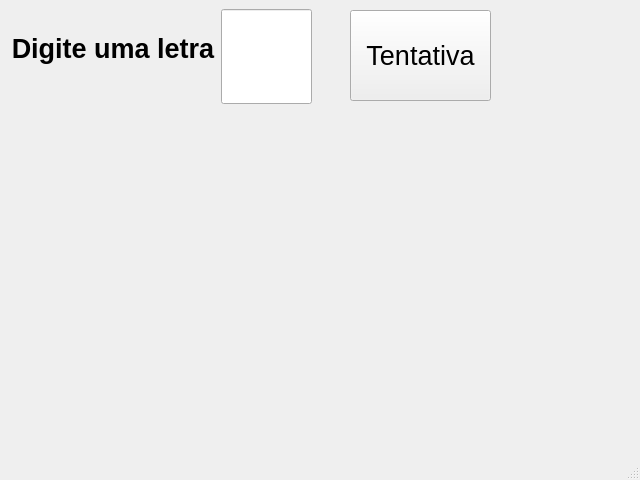
Before: the Qt Designer form sessao_07/hangman/ui/window.ui in mariodac/curso-python-basico-ao-avancado, drawn with Qt 5.
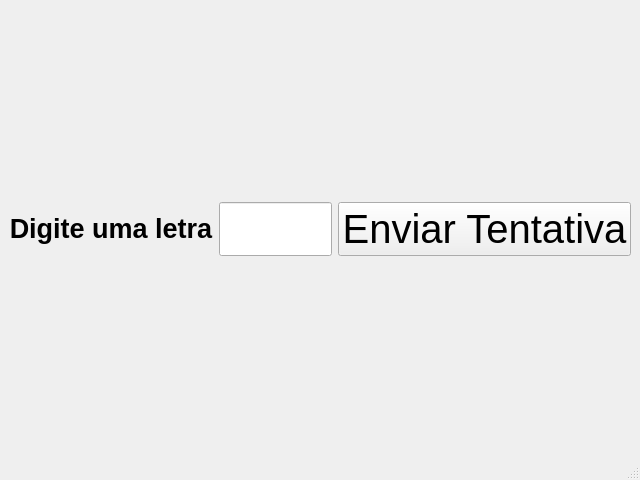
After: the same form once the commit is applied.

Commit message: Novo layout

Patch:
```diff
--- a/sessao_07/hangman/ui/window.ui
+++ b/sessao_07/hangman/ui/window.ui
@@ -10,6 +10,12 @@
     <height>480</height>
    </rect>
   </property>
+  <property name="sizePolicy">
+   <sizepolicy hsizetype="Maximum" vsizetype="Maximum">
+    <horstretch>0</horstretch>
+    <verstretch>0</verstretch>
+   </sizepolicy>
+  </property>
   <property name="font">
    <font>
     <bold>false</bold>
@@ -19,40 +25,37 @@
    <string>Jogo da Forca</string>
   </property>
   <widget class="QWidget" name="centralwidget">
-   <widget class="QLabel" name="label">
-    <property name="geometry">
-     <rect>
-      <x>10</x>
-      <y>30</y>
-      <width>206</width>
-      <height>36</height>
-     </rect>
+   <layout class="QGridLayout" name="gridLayout_2">
+    <item row="0" column="2">
+     <widget class="QPushButton" name="pushButton">
+      <property name="sizePolicy">
+       <sizepolicy hsizetype="Preferred" vsizetype="Fixed">
+        <horstretch>0</horstretch>
+        <verstretch>0</verstretch>
+       </sizepolicy>
     </property>
     <property name="font">
      <font>
-      <pointsize>20</pointsize>
-      <bold>true</bold>
+        <pointsize>30</pointsize>
+        <bold>false</bold>
      </font>
     </property>
     <property name="text">
-     <string>Digite uma letra</string>
-    </property>
-    <property name="alignment">
-     <set>Qt::AlignmentFlag::AlignCenter</set>
-    </property>
-   </widget>
+       <string>Enviar Tentativa</string>
+      </property>
+     </widget>
+    </item>
+    <item row="0" column="1">
    <widget class="QLineEdit" name="letter_try">
-    <property name="geometry">
-     <rect>
-      <x>221</x>
-      <y>9</y>
-      <width>91</width>
-      <height>95</height>
-     </rect>
+      <property name="sizePolicy">
+       <sizepolicy hsizetype="Maximum" vsizetype="Preferred">
+        <horstretch>0</horstretch>
+        <verstretch>0</verstretch>
+       </sizepolicy>
     </property>
     <property name="font">
      <font>
-      <pointsize>50</pointsize>
+        <pointsize>25</pointsize>
       <italic>false</italic>
       <bold>false</bold>
       <underline>false</underline>
@@ -69,36 +72,33 @@
      <set>Qt::AlignmentFlag::AlignCenter</set>
     </property>
    </widget>
-   <widget class="QWidget" name="horizontalLayoutWidget">
-    <property name="geometry">
-     <rect>
-      <x>9</x>
-      <y>110</y>
-      <width>621</width>
-      <height>341</height>
-     </rect>
-    </property>
-    <layout class="QHBoxLayout" name="horizontalLayout"/>
-   </widget>
-   <widget class="QPushButton" name="pushButton">
-    <property name="geometry">
-     <rect>
-      <x>350</x>
-      <y>10</y>
-      <width>141</width>
-      <height>91</height>
-     </rect>
+    </item>
+    <item row="0" column="0">
+     <widget class="QLabel" name="label">
+      <property name="sizePolicy">
+       <sizepolicy hsizetype="Fixed" vsizetype="Fixed">
+        <horstretch>0</horstretch>
+        <verstretch>0</verstretch>
+       </sizepolicy>
     </property>
     <property name="font">
      <font>
       <pointsize>20</pointsize>
-      <bold>false</bold>
+        <bold>true</bold>
      </font>
     </property>
     <property name="text">
-     <string>Tentativa</string>
-    </property>
-   </widget>
+       <string>Digite uma letra</string>
+      </property>
+      <property name="alignment">
+       <set>Qt::AlignmentFlag::AlignCenter</set>
+      </property>
+     </widget>
+    </item>
+    <item row="1" column="0" colspan="3">
+     <layout class="QGridLayout" name="gridLayout"/>
+    </item>
+   </layout>
   </widget>
   <widget class="QStatusBar" name="statusbar"/>
  </widget>
```
Lines whose indentation alone changed are shown as unchanged. The commit also changes 2 other files.
